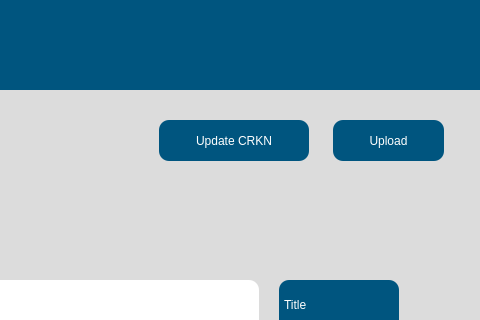
The window that src/user_interface/english_start.ui (eppenney/eBook-Perpetual-Access-Rights-Tracker) describes before a commit, drawn with Qt 5; both pictures show x 696 to 1176 and y 0 to 320 of the 1176 by 796 pixel window.
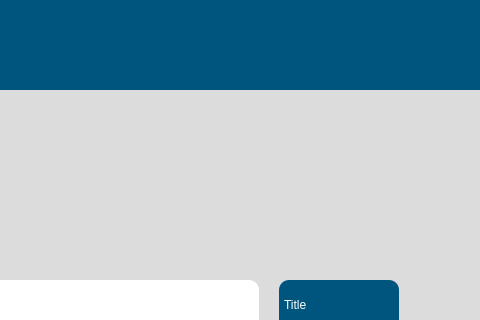
The same window after the commit. Icons and pictures are not drawn.

Commit message: Added french settings page and moved button.

```diff
--- a/src/user_interface/english_start.ui
+++ b/src/user_interface/english_start.ui
@@ -329,44 +329,6 @@
      </property>
     </item>
    </widget>
-   <widget class="QPushButton" name="uploadButton">
-    <property name="geometry">
-     <rect>
-      <x>1049</x>
-      <y>120</y>
-      <width>111</width>
-      <height>41</height>
-     </rect>
-    </property>
-    <property name="styleSheet">
-     <string notr="true">background-color: rgb(0, 85, 127);
-            color: rgb(255, 255, 255);
-            font: 14pt &quot;MS Shell Dlg 2&quot;;
-            border-radius: 10px;</string>
-    </property>
-    <property name="text">
-     <string>Upload</string>
-    </property>
-   </widget>
-   <widget class="QPushButton" name="updateCRKN">
-    <property name="geometry">
-     <rect>
-      <x>875</x>
-      <y>120</y>
-      <width>150</width>
-      <height>41</height>
-     </rect>
-    </property>
-    <property name="styleSheet">
-     <string notr="true">background-color: rgb(0, 85, 127);
-            color: rgb(255, 255, 255);
-            font: 14pt &quot;MS Shell Dlg 2&quot;;
-            border-radius: 10px;</string>
-    </property>
-    <property name="text">
-     <string>Update CRKN</string>
-    </property>
-   </widget>
    <widget class="QLabel" name="universityName">
     <property name="geometry">
      <rect>
```
The commit also changes 5 other files.
